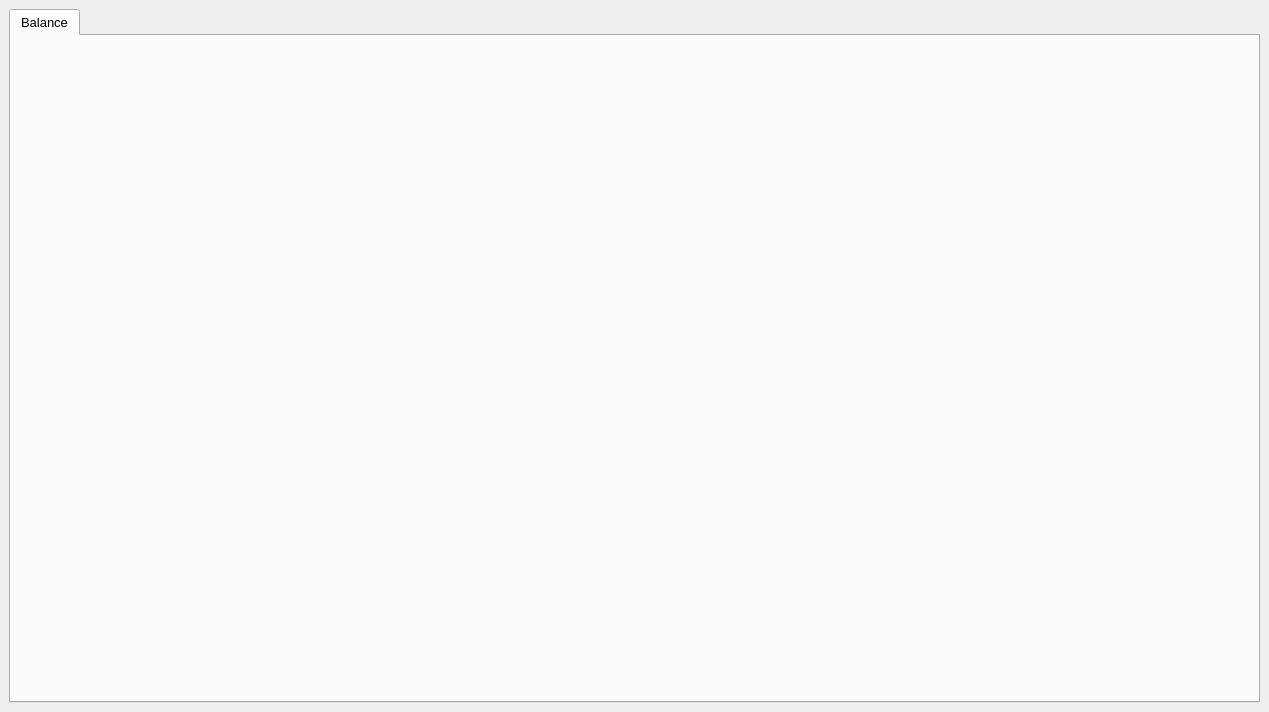
Before: the Qt Designer form gui_inventory.ui in Redent0r/Libra, drawn with Qt 5.
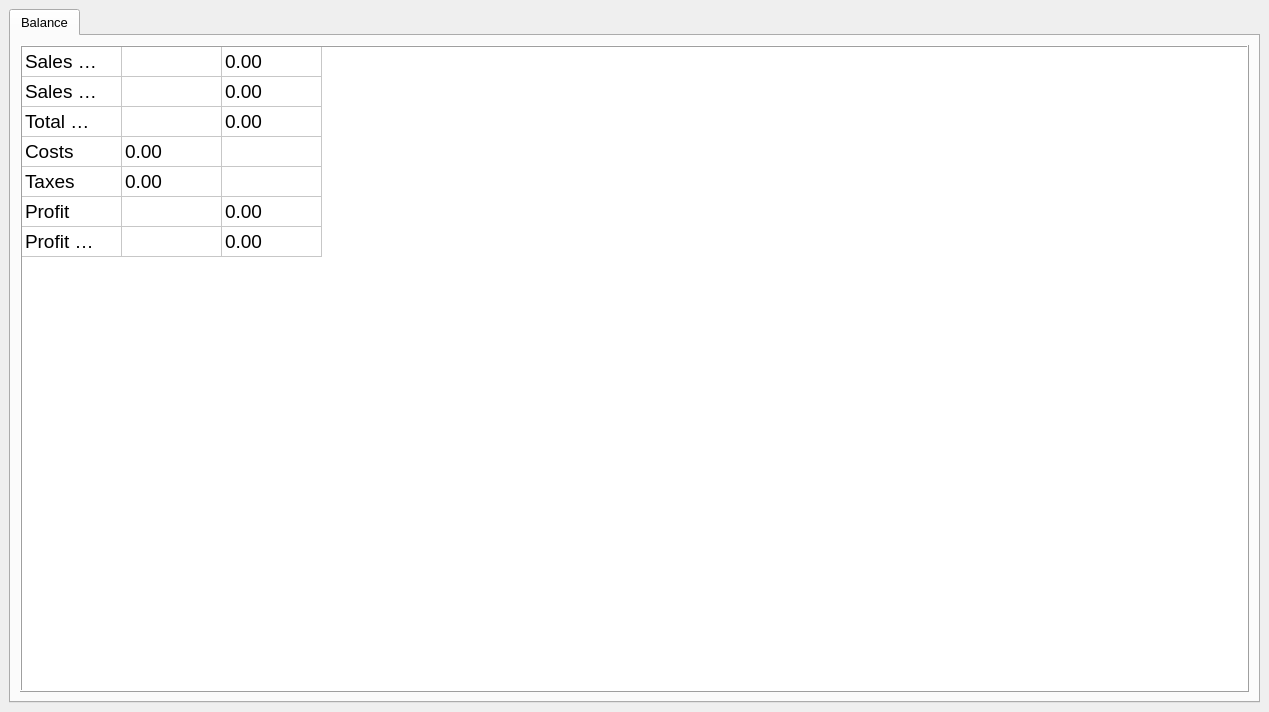
After: the same form once the commit is applied. Icons and pictures are not drawn.

Commit message: created Balance table for inventory gui

Diff of the .ui file:
```diff
--- a/gui_inventory.ui
+++ b/gui_inventory.ui
@@ -104,6 +104,183 @@
                 </property>
                </layout>
               </item>
+              <item>
+               <widget class="QTableWidget" name="tblBalance">
+                <property name="sizePolicy">
+                 <sizepolicy hsizetype="Expanding" vsizetype="Ignored">
+                  <horstretch>0</horstretch>
+                  <verstretch>0</verstretch>
+                 </sizepolicy>
+                </property>
+                <property name="minimumSize">
+                 <size>
+                  <width>350</width>
+                  <height>0</height>
+                 </size>
+                </property>
+                <property name="font">
+                 <font>
+                  <pointsize>14</pointsize>
+                 </font>
+                </property>
+                <property name="frameShape">
+                 <enum>QFrame::Box</enum>
+                </property>
+                <property name="frameShadow">
+                 <enum>QFrame::Raised</enum>
+                </property>
+                <property name="editTriggers">
+                 <set>QAbstractItemView::NoEditTriggers</set>
+                </property>
+                <property name="tabKeyNavigation">
+                 <bool>false</bool>
+                </property>
+                <property name="showDropIndicator" stdset="0">
+                 <bool>false</bool>
+                </property>
+                <property name="dragDropOverwriteMode">
+                 <bool>false</bool>
+                </property>
+                <property name="alternatingRowColors">
+                 <bool>false</bool>
+                </property>
+                <property name="selectionMode">
+                 <enum>QAbstractItemView::NoSelection</enum>
+                </property>
+                <property name="textElideMode">
+                 <enum>Qt::ElideLeft</enum>
+                </property>
+                <property name="showGrid">
+                 <bool>true</bool>
+                </property>
+                <property name="gridStyle">
+                 <enum>Qt::SolidLine</enum>
+                </property>
+                <property name="wordWrap">
+                 <bool>true</bool>
+                </property>
+                <property name="cornerButtonEnabled">
+                 <bool>false</bool>
+                </property>
+                <property name="rowCount">
+                 <number>7</number>
+                </property>
+                <property name="columnCount">
+                 <number>3</number>
+                </property>
+                <attribute name="horizontalHeaderVisible">
+                 <bool>false</bool>
+                </attribute>
+                <attribute name="verticalHeaderVisible">
+                 <bool>false</bool>
+                </attribute>
+                <row/>
+                <row/>
+                <row/>
+                <row/>
+                <row/>
+                <row/>
+                <row/>
+                <column/>
+                <column/>
+                <column/>
+                <item row="0" column="0">
+                 <property name="text">
+                  <string>Sales (paid)</string>
+                 </property>
+                </item>
+                <item row="0" column="2">
+                 <property name="text">
+                  <string>0.00</string>
+                 </property>
+                </item>
+                <item row="1" column="0">
+                 <property name="text">
+                  <string>Sales (credit)</string>
+                 </property>
+                </item>
+                <item row="1" column="1">
+                 <property name="text">
+                  <string/>
+                 </property>
+                </item>
+                <item row="1" column="2">
+                 <property name="text">
+                  <string>0.00</string>
+                 </property>
+                </item>
+                <item row="2" column="0">
+                 <property name="text">
+                  <string>Total revenue</string>
+                 </property>
+                </item>
+                <item row="2" column="1">
+                 <property name="text">
+                  <string/>
+                 </property>
+                </item>
+                <item row="2" column="2">
+                 <property name="text">
+                  <string>0.00</string>
+                 </property>
+                </item>
+                <item row="3" column="0">
+                 <property name="text">
+                  <string>Costs</string>
+                 </property>
+                </item>
+                <item row="3" column="1">
+                 <property name="text">
+                  <string>0.00</string>
+                 </property>
+                </item>
+                <item row="3" column="2">
+                 <property name="text">
+                  <string/>
+                 </property>
+                </item>
+                <item row="4" column="0">
+                 <property name="text">
+                  <string>Taxes</string>
+                 </property>
+                </item>
+                <item row="4" column="1">
+                 <property name="text">
+                  <string>0.00</string>
+                 </property>
+                </item>
+                <item row="4" column="2">
+                 <property name="text">
+                  <string/>
+                 </property>
+                </item>
+                <item row="5" column="0">
+                 <property name="text">
+                  <string>Profit</string>
+                 </property>
+                </item>
+                <item row="5" column="1">
+                 <property name="text">
+                  <string/>
+                 </property>
+                </item>
+                <item row="5" column="2">
+                 <property name="text">
+                  <string>0.00</string>
+                 </property>
+                </item>
+                <item row="6" column="0">
+                 <property name="text">
+                  <string>Profit (margin)</string>
+                 </property>
+                </item>
+                <item row="6" column="2">
+                 <property name="text">
+                  <string>0.00</string>
+                 </property>
+                </item>
+               </widget>
+              </item>
              </layout>
             </item>
            </layout>
```
The commit also changes 1 other file.
